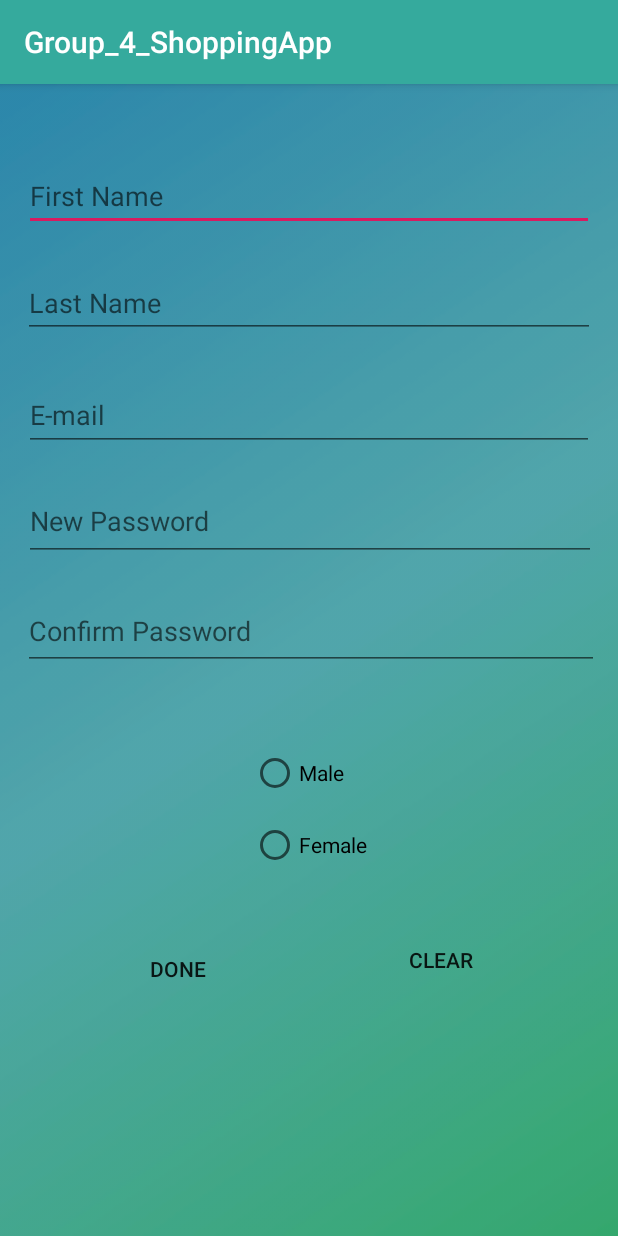
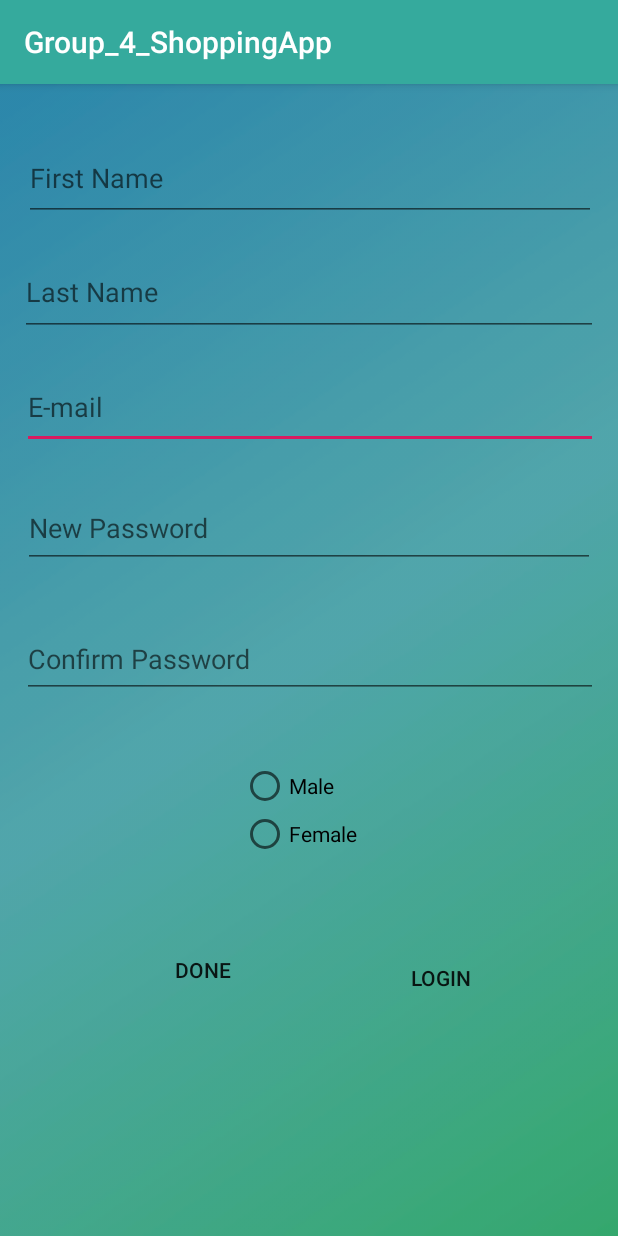
Before and after one commit to khushi07/Group4_FinalProject_W2019_MAD3125, an Android app: the screen it shows after launch (Signup), after a tap on "SIGNUP", on a phone screen of 412 x 824 dp. Run offline under Robolectric (Android 15) with nearby library versions, the phone set to English and light mode, and no system bars.

Commit message:
signup using SQLite

```diff
--- a/app/src/main/java/com/example/group_4_shoppingapp/LoginMainActivity.java
+++ b/app/src/main/java/com/example/group_4_shoppingapp/LoginMainActivity.java
@@ -15,11 +15,9 @@
 
 public class LoginMainActivity extends AppCompatActivity {
 
-    private EditText edtUserEmail;
-    private EditText edtPassword;
-    private Button btnLogin;
-    private Button btnSignup;
-
+    private EditText edtUserEmail, edtPassword;
+    private Button btnLogin, btnSignup;
+    DatabaseHelper db;
 
     @Override
     protected void onCreate(Bundle savedInstanceState) {
@@ -30,26 +28,24 @@
         edtPassword = findViewById(R.id.edtPassword);
         btnLogin = findViewById(R.id.btnLogin);
         btnSignup = findViewById(R.id.btnSignup);
+        db = new DatabaseHelper(this);
 
-        btnLogin.setOnClickListener(new View.OnClickListener() {
+       btnLogin.setOnClickListener(new View.OnClickListener() {
             @Override
             public void onClick(View view) {
                 String email = edtUserEmail.getText().toString();
-                String pwd = edtPassword.getText().toString();
+                String password = edtPassword.getText().toString();
+                Boolean chkemailpass = db.emailpassword(email,password);
+                  if(chkemailpass==true){
+                      Toast.makeText(getApplicationContext(),"Successful Login",Toast.LENGTH_SHORT).show();
+                Intent mIntent = new Intent(LoginMainActivity.this, HomeActivity.class);
+                //Set value to pass on next activity
+                startActivity(mIntent);}
+                  else {
+                      Toast.makeText(getApplicationContext(), "Wrong email/password", Toast.LENGTH_SHORT).show();
+                  }
+            }
 
-                if (email.equals("admin") && pwd.equals("admin@123")) {
-                    //Navigate to NEXT Activity
-                    Intent mIntent = new Intent(LoginMainActivity.this, HomeActivity.class);
-                    //Set value to pass on next activity
-                    startActivity(mIntent);
-                } else if (email.equals("") && pwd.equals("")) {
-                    String err = "Empty Fields Not Allowed";
-                    Toast.makeText(LoginMainActivity.this, err, Toast.LENGTH_LONG).show();
-                } else {
-                    String err1 = "Invalid E-mail/Password";
-                    Toast.makeText(LoginMainActivity.this, err1, Toast.LENGTH_LONG).show();
-                }
-            }
         });
         btnSignup.setOnClickListener(new View.OnClickListener() {
             @Override
--- a/app/src/main/java/com/example/group_4_shoppingapp/Signup.java
+++ b/app/src/main/java/com/example/group_4_shoppingapp/Signup.java
@@ -14,8 +14,9 @@
 
 public class Signup extends AppCompatActivity {
 
-    private Button done;
-    private Button clear;
+    DatabaseHelper db;
+
+    private Button done,login;
     private EditText edtFname,edtLname,edtEmail,edtNpass,edtCpass;
     private RadioButton radioFemale, radioMale;
 
@@ -26,8 +27,10 @@
         super.onCreate(savedInstanceState);
         setContentView(R.layout.activity_signup);
 
+        db = new DatabaseHelper(this);
+
         done = findViewById(R.id.done);
-        clear = findViewById(R.id.clear);
+        login = findViewById(R.id.login);
         edtFname = findViewById(R.id.edtFname);
         edtLname = findViewById(R.id.edtLname);
         edtEmail = findViewById(R.id.edtEmail);
@@ -40,26 +43,38 @@
         done.setOnClickListener(new View.OnClickListener() {
             @Override
             public void onClick(View v) {
-                Intent mIntent = new Intent(Signup.this, LoginMainActivity.class);
-                //Set value to pass on next activity
-                startActivity(mIntent);
-                String SignedIn = "Successfully Signed In";
-                Toast.makeText(Signup.this, SignedIn, Toast.LENGTH_LONG).show();
+                String email = edtEmail.getText().toString();
+                String Npass = edtNpass.getText().toString();
+                String Cpass = edtCpass.getText().toString();
+                if (email.equals("") || Npass.equals("") || Cpass.equals("")) {
+                    Toast.makeText(getApplicationContext(), "Fields Are Empty", Toast.LENGTH_SHORT).show();
+                } else {
+                    if (Npass.equals(Cpass)) {
+                        Boolean chkemail = db.chkemail(email);
+
+                        if (chkemail == true) {
+                            Boolean insert = db.insert(email, Npass);
+                            if (insert == true) {
+                                Toast.makeText(getApplicationContext(), "Registered Successfully", Toast.LENGTH_SHORT).show();
+                            }
+                        } else {
+                            Toast.makeText(getApplicationContext(), "Email Already Exists", Toast.LENGTH_SHORT).show();
+                        }
+                    }else {
+                        Toast.makeText(getApplicationContext(), "Password do not match", Toast.LENGTH_SHORT).show();
+                    }
+                }
 
             }
         });
 
-        clear.setOnClickListener(new View.OnClickListener() {
+    login.setOnClickListener(new View.OnClickListener() {
             @Override
             public void onClick(View v) {
                 // Set the first EditText empty
-                edtCpass.setText("");
-                edtEmail.setText("");
-                edtNpass.setText("");
-                edtFname.setText("");
-                edtLname.setText("");
-                radioFemale.setChecked(false);
-                radioMale.setChecked(false);
+                Intent mIntent = new Intent(Signup.this, LoginMainActivity.class);
+                //Set value to pass on next activity
+                startActivity(mIntent);
 
             }
         });
--- a/app/src/main/res/layout/activity_signup.xml
+++ b/app/src/main/res/layout/activity_signup.xml
@@ -9,47 +9,10 @@
     android:padding="8dp">
 
 
-
-    <EditText
-        android:id="@+id/edtFname"
-        android:layout_width="380dp"
-        android:layout_height="46dp"
-        android:layout_marginStart="8dp"
-        android:layout_marginTop="8dp"
-        android:layout_marginEnd="8dp"
-        android:layout_marginBottom="8dp"
-        android:ems="10"
-        android:hint="First Name"
-        android:inputType="textPersonName"
-        app:layout_constraintBottom_toBottomOf="parent"
-        app:layout_constraintEnd_toEndOf="parent"
-        app:layout_constraintStart_toStartOf="parent"
-        app:layout_constraintTop_toTopOf="parent"
-        app:layout_constraintVertical_bias="0.052"
-        tools:ignore="MissingConstraints" />
-
-    <EditText
-        android:id="@+id/edtLname"
-        android:layout_width="381dp"
-        android:layout_height="46dp"
-        android:layout_marginStart="8dp"
-        android:layout_marginTop="8dp"
-        android:layout_marginEnd="8dp"
-        android:layout_marginBottom="8dp"
-        android:ems="10"
-        android:hint="Last Name"
-        android:inputType="textPersonName"
-        app:layout_constraintBottom_toBottomOf="parent"
-        app:layout_constraintEnd_toEndOf="parent"
-        app:layout_constraintStart_toStartOf="parent"
-        app:layout_constraintTop_toTopOf="parent"
-        app:layout_constraintVertical_bias="0.156"
-        tools:ignore="MissingConstraints" />
-
     <EditText
         android:id="@+id/edtEmail"
-        android:layout_width="380dp"
-        android:layout_height="48dp"
+        android:layout_width="384dp"
+        android:layout_height="55dp"
         android:layout_marginStart="8dp"
         android:layout_marginTop="8dp"
         android:layout_marginEnd="8dp"
@@ -59,10 +22,10 @@
         android:inputType="textEmailAddress"
         app:layout_constraintBottom_toBottomOf="parent"
         app:layout_constraintEnd_toEndOf="parent"
-        app:layout_constraintHorizontal_bias="0.4"
+        app:layout_constraintHorizontal_bias="0.363"
         app:layout_constraintStart_toStartOf="parent"
         app:layout_constraintTop_toTopOf="parent"
-        app:layout_constraintVertical_bias="0.263"
+        app:layout_constraintVertical_bias="0.253"
         tools:ignore="MissingConstraints" />
 
     <EditText
@@ -78,10 +41,9 @@
         android:inputType="textPassword"
         app:layout_constraintBottom_toBottomOf="parent"
         app:layout_constraintEnd_toEndOf="parent"
-        app:layout_constraintHorizontal_bias="0.357"
         app:layout_constraintStart_toStartOf="parent"
         app:layout_constraintTop_toTopOf="parent"
-        app:layout_constraintVertical_bias="0.364"
+        app:layout_constraintVertical_bias="0.371"
         tools:ignore="MissingConstraints" />
 
     <EditText
@@ -97,12 +59,11 @@
         android:inputType="textPassword"
         app:layout_constraintBottom_toBottomOf="parent"
         app:layout_constraintEnd_toEndOf="parent"
-        app:layout_constraintHorizontal_bias="0.181"
+        app:layout_constraintHorizontal_bias="0.454"
         app:layout_constraintStart_toStartOf="parent"
         app:layout_constraintTop_toTopOf="parent"
-        app:layout_constraintVertical_bias="0.472"
+        app:layout_constraintVertical_bias="0.499"
         tools:ignore="MissingConstraints" />
-
 
 
     <Button
@@ -117,13 +78,13 @@
         android:text="Done"
         app:layout_constraintBottom_toBottomOf="parent"
         app:layout_constraintEnd_toEndOf="parent"
-        app:layout_constraintHorizontal_bias="0.201"
+        app:layout_constraintHorizontal_bias="0.257"
         app:layout_constraintStart_toStartOf="parent"
         app:layout_constraintTop_toTopOf="parent"
-        app:layout_constraintVertical_bias="0.799" />
+        app:layout_constraintVertical_bias="0.8" />
 
     <Button
-        android:id="@+id/clear"
+        android:id="@+id/login"
         android:layout_width="wrap_content"
         android:layout_height="wrap_content"
         android:layout_marginStart="8dp"
@@ -131,60 +92,76 @@
         android:layout_marginEnd="8dp"
         android:layout_marginBottom="8dp"
         android:background="@android:color/transparent"
-        android:text="Clear"
+        android:text="Login"
         app:layout_constraintBottom_toBottomOf="parent"
         app:layout_constraintEnd_toEndOf="parent"
         app:layout_constraintHorizontal_bias="0.801"
         app:layout_constraintStart_toStartOf="parent"
         app:layout_constraintTop_toTopOf="parent"
-        app:layout_constraintVertical_bias="0.791" />
+        app:layout_constraintVertical_bias="0.808" />
 
-    <RadioGroup
-        android:id="@+id/radioGender"
-        android:layout_width="wrap_content"
-        android:layout_height="wrap_content"
+    <EditText
+        android:id="@+id/edtFname"
+        android:layout_width="381dp"
+        android:layout_height="57dp"
         android:layout_marginStart="8dp"
         android:layout_marginTop="8dp"
         android:layout_marginEnd="8dp"
         android:layout_marginBottom="8dp"
+        android:ems="10"
+        android:hint="First Name"
+        android:inputType="textPersonName"
+        app:layout_constraintBottom_toBottomOf="parent"
+        app:layout_constraintEnd_toEndOf="parent"
+        app:layout_constraintHorizontal_bias="0.25"
+        app:layout_constraintStart_toStartOf="parent"
+        app:layout_constraintTop_toTopOf="parent"
+        app:layout_constraintVertical_bias="0.027" />
+
+    <EditText
+        android:id="@+id/edtLname"
+        android:layout_width="385dp"
+        android:layout_height="58dp"
+        android:layout_marginStart="8dp"
+        android:layout_marginTop="8dp"
+        android:layout_marginEnd="8dp"
+        android:layout_marginBottom="8dp"
+        android:ems="10"
+        android:hint="Last Name"
+        android:inputType="textPersonName"
         app:layout_constraintBottom_toBottomOf="parent"
         app:layout_constraintEnd_toEndOf="parent"
         app:layout_constraintStart_toStartOf="parent"
         app:layout_constraintTop_toTopOf="parent"
-        app:layout_constraintVertical_bias="0.655"
+        app:layout_constraintVertical_bias="0.139" />
+
+    <RadioGroup xmlns:android="http://schemas.android.com/apk/res/android"
+        android:layout_width="118dp"
+        android:layout_height="69dp"
+        android:layout_marginStart="8dp"
+        android:layout_marginTop="8dp"
+        android:layout_marginEnd="8dp"
+        android:layout_marginBottom="8dp"
+        android:orientation="vertical"
+        app:layout_constraintBottom_toBottomOf="parent"
+        app:layout_constraintEnd_toEndOf="parent"
+        app:layout_constraintHorizontal_bias="0.552"
+        app:layout_constraintStart_toStartOf="parent"
+        app:layout_constraintTop_toTopOf="parent"
+        app:layout_constraintVertical_bias="0.654"
         tools:ignore="MissingConstraints">
 
         <RadioButton
             android:id="@+id/radioMale"
             android:layout_width="wrap_content"
             android:layout_height="wrap_content"
-            android:layout_marginStart="8dp"
-            android:layout_marginTop="8dp"
-            android:layout_marginEnd="8dp"
-            android:layout_marginBottom="8dp"
-            android:text="Male"
-            app:layout_constraintBottom_toBottomOf="parent"
-            app:layout_constraintEnd_toEndOf="parent"
-            app:layout_constraintHorizontal_bias="0.246"
-            app:layout_constraintStart_toStartOf="parent"
-            app:layout_constraintTop_toTopOf="parent"
-            app:layout_constraintVertical_bias="0.625" />
+            android:text="Male" />
 
         <RadioButton
             android:id="@+id/radioFemale"
             android:layout_width="wrap_content"
             android:layout_height="wrap_content"
-            android:layout_marginStart="8dp"
-            android:layout_marginTop="8dp"
-            android:layout_marginEnd="8dp"
-            android:layout_marginBottom="8dp"
-            android:text="Female"
-            app:layout_constraintBottom_toBottomOf="parent"
-            app:layout_constraintEnd_toEndOf="parent"
-            app:layout_constraintHorizontal_bias="0.708"
-            app:layout_constraintStart_toStartOf="parent"
-            app:layout_constraintTop_toTopOf="parent"
-            app:layout_constraintVertical_bias="0.628" />
+            android:text="Female" />
 
     </RadioGroup>
 
```
Also changed, not shown: app/src/main/java/com/example/group_4_shoppingapp/DatabaseHelper.java (added, +53 -0 lines).
